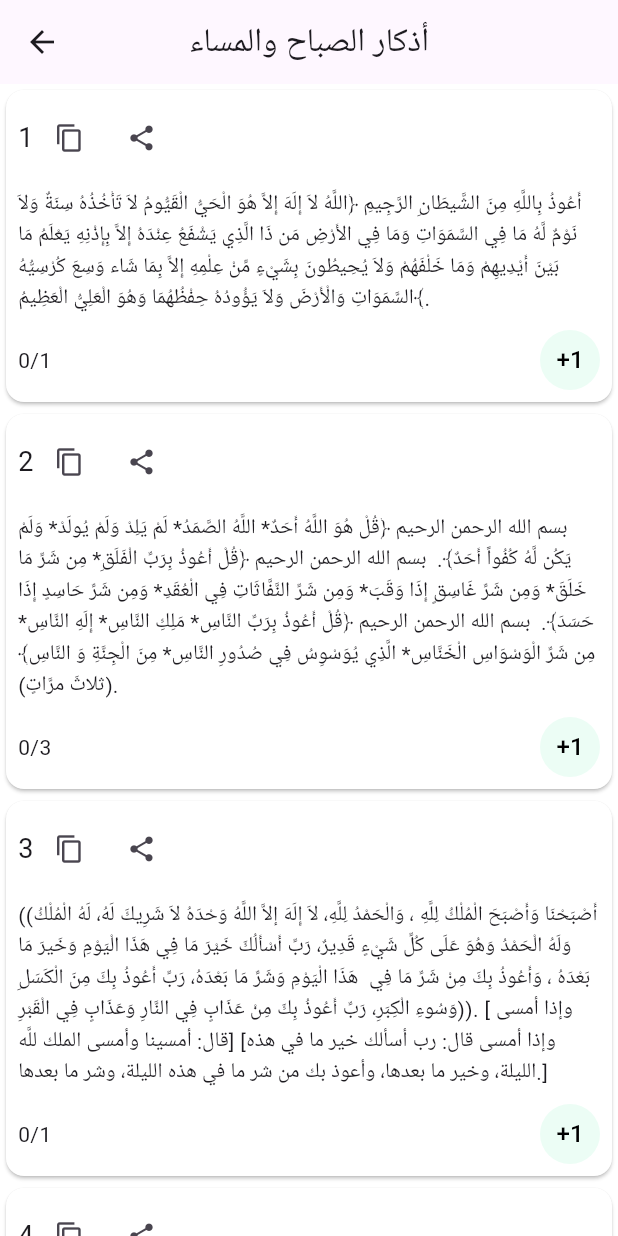
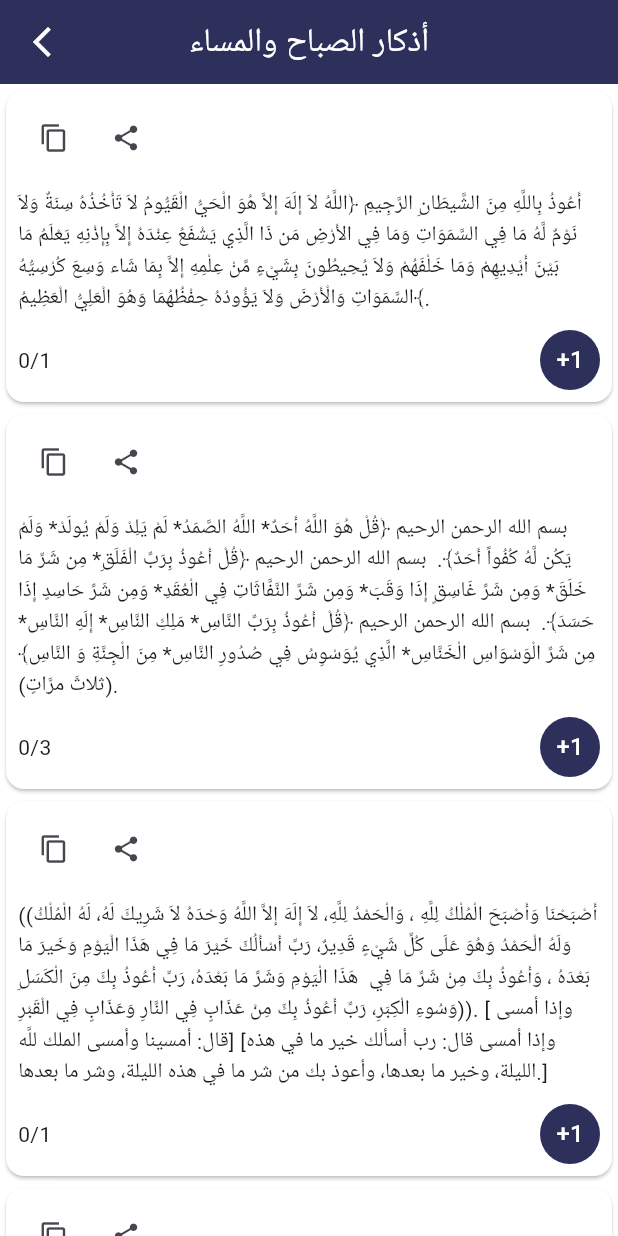
Before and after one commit to AyaNasserEzat/zeker_app, a Flutter app: the AdhkarBody screen opened directly, after a tap on "أذكار الصباح والمساء", on a phone screen of 412 x 824 dp. Run offline on Flutter 3.47's test engine with Material 3 defaults, Android fonts, the phone set to English and light mode, and no system bars; our stand-ins replace adhan, audioplayers, bloc, dartz, dio, firebase_core and 12 more; missing offline and left inert: android_alarm_manager_plus, flutter_islamic_icons; accounts and stored records are empty; network calls fail.

Commit message:
do changes

```diff
--- a/lib/feature/adan/presentation/view_model/prayer_time_cubit/prayer_time_cubit.dart
+++ b/lib/feature/adan/presentation/view_model/prayer_time_cubit/prayer_time_cubit.dart
@@ -47,9 +47,7 @@ try {
       final date = DateComponents.from(DateTime.now());
       final prayerTimesData = PrayerTimes(coordinates, date, params);
       final formatter = DateFormat.jm();
-      // List<PrayerModel> listPrayerModel=[
-      //   PrayerModel(name: "",)
-      // ];
+
 
           prayerTimes = {
         "الفجر": formatter.format(prayerTimesData.fajr),
--- a/lib/feature/adhkar/presentation/views/widgets/adhkar_body.dart
+++ b/lib/feature/adhkar/presentation/views/widgets/adhkar_body.dart
@@ -1,11 +1,12 @@
 
 import 'package:flutter/material.dart';
 import 'package:flutter_bloc/flutter_bloc.dart';
+import 'package:zker/core/utils/app_colors.dart';
 import 'package:zker/feature/adhkar/presentation/view_model/adhkar_cubit/adhkar_cubit.dart';
 import 'package:zker/feature/adhkar/presentation/view_model/adhkar_cubit/adhkar_state.dart';
 import 'package:zker/feature/adhkar/presentation/views/widgets/app_bar.dart';
 import 'package:zker/feature/adhkar/presentation/views/widgets/custom_card.dart';
-import 'package:zker/feature/adhkar/presentation/views/widgets/search_adkar_text_filed.dart';
+
 import 'package:zker/services/jeson_services.dart';
 
 class AdhkarBody extends StatelessWidget {
@@ -40,7 +41,8 @@ class AdhkarBody extends StatelessWidget {
                   (context, index) {
                     final listadhkar = state.listAdhkar;
                     return CustomCard(
-                    color: index%2==0? Color(0xfffff0f1): Color(0xffecfdf5),
+                    color: AppColors.purpulLight,
+                    //index%2==0? Color(0xfffff0f1): Color(0xffecfdf5),
                       item: listadhkar[index],
                     );
                   },
--- a/lib/feature/adhkar/presentation/views/widgets/adkar_item_body.dart
+++ b/lib/feature/adhkar/presentation/views/widgets/adkar_item_body.dart
@@ -1,6 +1,7 @@
 import 'package:flutter/material.dart';
 
 import 'package:flutter_bloc/flutter_bloc.dart';
+import 'package:go_router/go_router.dart';
 import 'package:zker/core/utils/app_colors.dart';
 import 'package:zker/feature/adhkar/data/models/adhkar_category.dart';
 import 'package:zker/feature/adhkar/presentation/view_model/audio_player_cubit/audio_player_cubit.dart';
@@ -23,11 +24,15 @@ class _AdkarItemBodyState extends State<AdkarItemBody> {
       create: (BuildContext context) => AudioPlayerCubit(AudioPlayerService()),
       child: Scaffold(
         backgroundColor: AppColors.white,
-        appBar: AppBar(centerTitle: true, title: Text(widget.item.category)),
+        appBar: AppBar(
+          leading: IconButton(onPressed: (){
+            context.pop();
+          }, icon: Icon(Icons.arrow_back_ios_new_sharp,color: AppColors.white,)),
+          backgroundColor: AppColors.primaryColor,
+          centerTitle: true, title: Text(widget.item.category,style: TextStyle(color: AppColors.white),)),
         body: ListView.separated(
           itemBuilder: (context, index) {
-            return
-            CustomCardItem(item: widget.item.array[index],);
+            return CustomCardItem(item: widget.item.array[index]);
           },
           separatorBuilder: (context, index) {
             return SizedBox(width: 20);
--- a/lib/feature/adhkar/presentation/views/widgets/custom_card.dart
+++ b/lib/feature/adhkar/presentation/views/widgets/custom_card.dart
@@ -1,4 +1,5 @@
 import 'package:flutter/material.dart';
+import 'package:zker/core/utils/app_colors.dart';
 
 import 'package:zker/feature/adhkar/data/models/adhkar_category.dart';
 
@@ -29,13 +30,13 @@ class CustomCard extends StatelessWidget {
           height: 100,
           decoration: BoxDecoration(
             color: color,
-            border: Border.all(color: const Color.fromARGB(255, 224, 188, 200)),
+
             borderRadius: BorderRadius.circular(20),
           ),
           child: Row(
      mainAxisAlignment: MainAxisAlignment.center,
             children: [
-              Text(item.category),
+              Text(item.category,style: TextStyle(color: AppColors.white),),
               // CircleAvatar(
               //   radius: 16,
 
--- a/lib/feature/adhkar/presentation/views/widgets/custom_card_item.dart
+++ b/lib/feature/adhkar/presentation/views/widgets/custom_card_item.dart
@@ -26,7 +26,7 @@ class _CustomCardItemState extends State<CustomCardItem> {
           children: [
             Row(
               children: [
-                Text(widget.item.id.toString(), style: TextStyle(fontSize: 18)),
+                // Text(widget.item.id.toString(), style: TextStyle(fontSize: 18)),
                 // SizedBox(width: 265),
                 IconButton(
                   onPressed: () => copyText(context, widget.item.text),
@@ -93,8 +93,8 @@ class _CustomCardItemState extends State<CustomCardItem> {
                   },
                   child: CircleAvatar(
                     radius: 20,
-                    backgroundColor: Color(0xffecfdf5),
-                    child: Text("+1", style: TextStyle(color: AppColors.black)),
+                    backgroundColor: AppColors.primaryColor,
+                    child: Text("+1", style: TextStyle(color: AppColors.white)),
                   ),
                 ),
               ],
--- a/pubspec.yaml
+++ b/pubspec.yaml
@@ -56,6 +56,7 @@ dependencies:
   hive_generator: ^2.0.1
   build_runner: ^2.5.4
   percent_indicator: ^4.2.5
+  lucide_icons_flutter: ^3.1.0
 
 dev_dependencies:
   flutter_test:
```
Also changed, not shown: lib/feature/adan/presentation/views/widgets/prayer_time_body.dart (+81 -26 lines), pubspec.lock.
